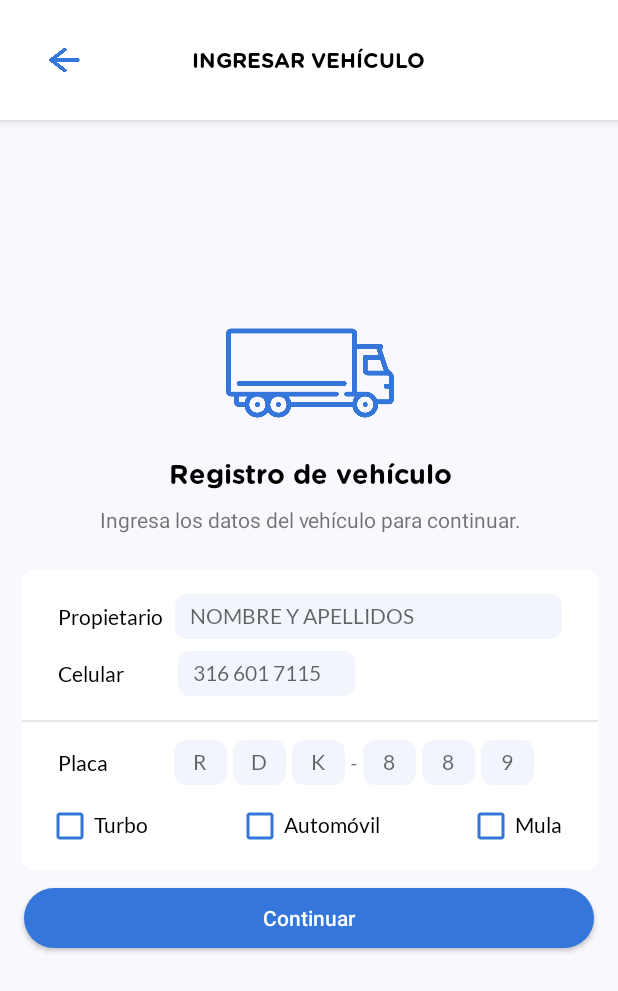
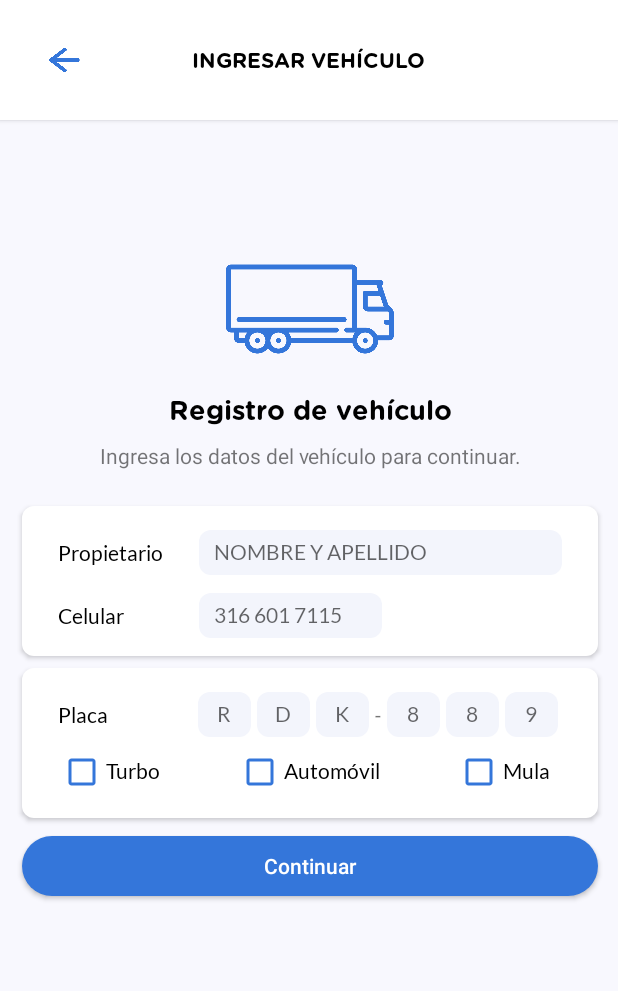
Before and after one commit to nicolaspenagos/parking-app, an Android app: the EnterVehicleActivity screen opened directly, with no data from a screen before it, on a phone screen of 412 x 824 dp. Shown: the top 991 px of the screen. Run offline under Robolectric (Android 15) with nearby library versions, the phone set to English and light mode, and no system bars; our stand-ins replace Firebase (no records; nobody signed in at launch, a user with empty details on screens opened directly).

Commit message:
Elevation UI has been fixed

```diff
--- a/app/src/main/java/com/example/parkingapp/VehicleAdapter.java
+++ b/app/src/main/java/com/example/parkingapp/VehicleAdapter.java
@@ -78,10 +78,13 @@ public class VehicleAdapter extends BaseAdapter {
         String plateToShow = "";
         for(int i=0; i<vehicle.getPlate().length(); i++){
 
-            if(i==3){
+            if(i!=3){
                 plateToShow += vehicle.getPlate().charAt(i);
             }else{
+
                 plateToShow += "-";
+                plateToShow += vehicle.getPlate().charAt(i);
+
             }
 
         }
--- a/app/src/main/res/layout/activity_change_password.xml
+++ b/app/src/main/res/layout/activity_change_password.xml
@@ -12,7 +12,7 @@
         android:layout_width="0dp"
         android:layout_height="80dp"
         android:background="#FFFFFF"
-        android:elevation="4dp"
+        android:elevation="2dp"
         app:layout_constraintEnd_toEndOf="parent"
         app:layout_constraintStart_toStartOf="parent"
         app:layout_constraintTop_toTopOf="parent">
@@ -101,7 +101,7 @@
             android:layout_marginTop="24dp"
             android:layout_marginEnd="24dp"
             android:background="@drawable/edit_text_background"
-            android:elevation="4dp"
+            android:elevation="2dp"
             android:ems="10"
             android:fontFamily="@font/lato_regular"
             android:hint="Nueva contraseña"
@@ -121,7 +121,7 @@
             android:layout_marginTop="12dp"
             android:layout_marginEnd="24dp"
             android:background="@drawable/edit_text_background"
-            android:elevation="4dp"
+            android:elevation="2dp"
             android:ems="10"
             android:fontFamily="@font/lato_regular"
             android:hint="Confirmar contraseña"
--- a/app/src/main/res/layout/activity_enter_vehicle.xml
+++ b/app/src/main/res/layout/activity_enter_vehicle.xml
@@ -12,7 +12,7 @@
         android:layout_width="0dp"
         android:layout_height="80dp"
         android:background="#FFFFFF"
-        android:elevation="4dp"
+        android:elevation="2dp"
         app:layout_constraintEnd_toEndOf="parent"
         app:layout_constraintStart_toStartOf="parent"
         app:layout_constraintTop_toTopOf="parent">
@@ -83,21 +83,22 @@
             app:layout_constraintTop_toBottomOf="@+id/textView13" />
 
         <androidx.constraintlayout.widget.ConstraintLayout
+            android:id="@+id/constraintLayout8"
             android:layout_width="0dp"
-            android:layout_height="200dp"
+            android:layout_height="100dp"
             android:layout_marginStart="16dp"
             android:layout_marginTop="24dp"
             android:layout_marginEnd="16dp"
             android:layout_marginBottom="8dp"
             android:background="@drawable/card_background"
-            android:elevation="4dp"
+            android:elevation="2dp"
             app:layout_constraintBottom_toBottomOf="parent"
             app:layout_constraintEnd_toEndOf="parent"
             app:layout_constraintStart_toStartOf="parent"
             app:layout_constraintTop_toBottomOf="@+id/textView14">
 
             <androidx.constraintlayout.widget.ConstraintLayout
-                android:id="@+id/constraintLayout10"
+                android:id="@+id/constraintLayout9"
                 android:layout_width="0dp"
                 android:layout_height="30dp"
                 android:layout_marginStart="24dp"
@@ -106,97 +107,6 @@
                 app:layout_constraintEnd_toEndOf="parent"
                 app:layout_constraintStart_toStartOf="parent"
                 app:layout_constraintTop_toTopOf="parent">
-
-                <TextView
-                    android:id="@+id/textView18"
-                    android:layout_width="wrap_content"
-                    android:layout_height="wrap_content"
-                    android:fontFamily="@font/lato_regular"
-                    android:text="Propietario"
-                    android:textColor="#000000"
-                    app:layout_constraintBottom_toBottomOf="parent"
-                    app:layout_constraintStart_toStartOf="parent"
-                    app:layout_constraintTop_toTopOf="parent" />
-
-                <EditText
-                    android:id="@+id/ownerNameEditText"
-                    android:layout_width="0dp"
-                    android:layout_height="0dp"
-                    android:layout_marginStart="8dp"
-                    android:background="@drawable/edit_text_plate_background"
-                    android:ems="10"
-                    android:fontFamily="@font/lato_regular"
-                    android:hint="NOMBRE Y APELLIDOS"
-                    android:inputType="textPersonName"
-                    android:paddingStart="10dp"
-                    android:textSize="14sp"
-                    app:layout_constraintBottom_toBottomOf="parent"
-                    app:layout_constraintEnd_toEndOf="parent"
-                    app:layout_constraintStart_toEndOf="@+id/textView18"
-                    app:layout_constraintTop_toTopOf="parent" />
-            </androidx.constraintlayout.widget.ConstraintLayout>
-
-            <androidx.constraintlayout.widget.ConstraintLayout
-                android:id="@+id/constraintLayout8"
-                android:layout_width="0dp"
-                android:layout_height="30dp"
-                android:layout_marginStart="24dp"
-                android:layout_marginTop="8dp"
-                android:layout_marginEnd="24dp"
-                app:layout_constraintEnd_toEndOf="parent"
-                app:layout_constraintStart_toStartOf="parent"
-                app:layout_constraintTop_toBottomOf="@+id/constraintLayout10">
-
-                <TextView
-                    android:id="@+id/textView15"
-                    android:layout_width="wrap_content"
-                    android:layout_height="wrap_content"
-                    android:fontFamily="@font/lato_regular"
-                    android:text="Celular"
-                    android:textColor="#000000"
-                    app:layout_constraintBottom_toBottomOf="parent"
-                    app:layout_constraintStart_toStartOf="parent"
-                    app:layout_constraintTop_toTopOf="parent" />
-
-                <EditText
-                    android:id="@+id/ownerPhoneEditText"
-                    android:layout_width="0dp"
-                    android:layout_height="0dp"
-                    android:layout_marginStart="36dp"
-                    android:layout_marginEnd="138dp"
-                    android:background="@drawable/edit_text_plate_background"
-                    android:ems="10"
-                    android:fontFamily="@font/lato_regular"
-                    android:hint="316 601 7115"
-                    android:inputType="textPersonName"
-                    android:paddingStart="10dp"
-                    android:textSize="14sp"
-                    app:layout_constraintBottom_toBottomOf="parent"
-                    app:layout_constraintEnd_toEndOf="parent"
-                    app:layout_constraintStart_toEndOf="@+id/textView15"
-                    app:layout_constraintTop_toTopOf="parent" />
-            </androidx.constraintlayout.widget.ConstraintLayout>
-
-            <View
-                android:id="@+id/view"
-                android:layout_width="0dp"
-                android:layout_height="1dp"
-                android:layout_marginTop="16dp"
-                android:background="#E8E7E7"
-                app:layout_constraintEnd_toEndOf="parent"
-                app:layout_constraintStart_toStartOf="parent"
-                app:layout_constraintTop_toBottomOf="@+id/constraintLayout8" />
-
-            <androidx.constraintlayout.widget.ConstraintLayout
-                android:id="@+id/constraintLayout9"
-                android:layout_width="0dp"
-                android:layout_height="30dp"
-                android:layout_marginStart="24dp"
-                android:layout_marginTop="12dp"
-                android:layout_marginEnd="24dp"
-                app:layout_constraintEnd_toEndOf="parent"
-                app:layout_constraintStart_toStartOf="parent"
-                app:layout_constraintTop_toBottomOf="@+id/view">
 
                 <TextView
                     android:id="@+id/textView16"
@@ -213,14 +123,14 @@
                     android:id="@+id/plate1EnterVehicleEditText"
                     android:layout_width="35dp"
                     android:layout_height="0dp"
-                    android:layout_marginStart="44dp"
+                    android:layout_marginStart="60dp"
                     android:background="@drawable/edit_text_plate_background"
                     android:ems="10"
                     android:fontFamily="@font/lato_regular"
                     android:hint="R"
+                    android:inputType="textCapCharacters"
                     android:textAlignment="center"
                     android:textSize="14sp"
-                    android:inputType="textCapCharacters"
                     app:layout_constraintBottom_toBottomOf="parent"
                     app:layout_constraintStart_toEndOf="@+id/textView16"
                     app:layout_constraintTop_toTopOf="parent" />
@@ -277,9 +187,9 @@
                     android:fontFamily="@font/lato_regular"
                     android:hint="8"
                     android:inputType="textPersonName"
+                    android:maxLength="1"
                     android:textAlignment="center"
                     android:textSize="14sp"
-                    android:maxLength="1"
                     app:layout_constraintBottom_toBottomOf="parent"
                     app:layout_constraintStart_toEndOf="@+id/textView17"
                     app:layout_constraintTop_toTopOf="parent" />
@@ -294,9 +204,9 @@
                     android:fontFamily="@font/lato_regular"
                     android:hint="8"
                     android:inputType="textPersonName"
+                    android:maxLength="1"
                     android:textAlignment="center"
                     android:textSize="14sp"
-                    android:maxLength="1"
                     app:layout_constraintBottom_toBottomOf="parent"
                     app:layout_constraintStart_toEndOf="@+id/plate4EnterVehicleEditText"
                     app:layout_constraintTop_toTopOf="parent" />
@@ -311,9 +221,9 @@
                     android:fontFamily="@font/lato_regular"
                     android:hint="9"
                     android:inputType="textPersonName"
+                    android:maxLength="1"
                     android:textAlignment="center"
                     android:textSize="14sp"
-                    android:maxLength="1"
                     app:layout_constraintBottom_toBottomOf="parent"
                     app:layout_constraintStart_toEndOf="@+id/plate5EnterVehicleEditText"
                     app:layout_constraintTop_toTopOf="parent" />
@@ -324,16 +234,17 @@
                 android:layout_width="0dp"
                 android:layout_height="30dp"
                 android:layout_marginStart="16dp"
-                android:layout_marginTop="12dp"
                 android:layout_marginEnd="24dp"
+                android:layout_marginBottom="16dp"
+                app:layout_constraintBottom_toBottomOf="parent"
                 app:layout_constraintEnd_toEndOf="parent"
-                app:layout_constraintStart_toStartOf="parent"
-                app:layout_constraintTop_toBottomOf="@+id/constraintLayout9">
+                app:layout_constraintStart_toStartOf="parent">
 
                 <CheckBox
                     android:id="@+id/turboCheckBox"
                     android:layout_width="wrap_content"
                     android:layout_height="wrap_content"
+                    android:layout_marginStart="8dp"
                     android:buttonTint="#3476DA"
                     android:fontFamily="@font/lato_regular"
                     android:text="Turbo"
@@ -357,6 +268,7 @@
                     android:id="@+id/mulaCheckBox"
                     android:layout_width="wrap_content"
                     android:layout_height="wrap_content"
+                    android:layout_marginEnd="8dp"
                     android:buttonTint="#3476DA"
                     android:fontFamily="@font/lato_regular"
                     android:text="Mula"
@@ -367,6 +279,99 @@
 
         </androidx.constraintlayout.widget.ConstraintLayout>
 
+        <androidx.constraintlayout.widget.ConstraintLayout
+            android:layout_width="0dp"
+            android:layout_height="100dp"
+            android:layout_marginStart="16dp"
+            android:layout_marginTop="24dp"
+            android:layout_marginEnd="16dp"
+            android:layout_marginBottom="8dp"
+            android:background="@drawable/card_background"
+            android:elevation="2dp"
+            app:layout_constraintBottom_toTopOf="@+id/constraintLayout8"
+            app:layout_constraintEnd_toEndOf="parent"
+            app:layout_constraintStart_toStartOf="parent"
+            app:layout_constraintTop_toBottomOf="@+id/textView14">
+
+            <androidx.constraintlayout.widget.ConstraintLayout
+                android:id="@+id/constraintLayout10"
+                android:layout_width="0dp"
+                android:layout_height="30dp"
+                android:layout_marginStart="24dp"
+                android:layout_marginTop="16dp"
+                android:layout_marginEnd="24dp"
+                app:layout_constraintEnd_toEndOf="parent"
+                app:layout_constraintStart_toStartOf="parent"
+                app:layout_constraintTop_toTopOf="parent">
+
+                <TextView
+                    android:id="@+id/textView18"
+                    android:layout_width="wrap_content"
+                    android:layout_height="wrap_content"
+                    android:fontFamily="@font/lato_regular"
+                    android:text="Propietario"
+                    android:textColor="#000000"
+                    app:layout_constraintBottom_toBottomOf="parent"
+                    app:layout_constraintStart_toStartOf="parent"
+                    app:layout_constraintTop_toTopOf="parent" />
+
+                <EditText
+                    android:id="@+id/ownerNameEditText"
+                    android:layout_width="0dp"
+                    android:layout_height="wrap_content"
+                    android:layout_marginStart="24dp"
+                    android:background="@drawable/edit_text_plate_background"
+                    android:ems="10"
+                    android:fontFamily="@font/lato_regular"
+                    android:hint="NOMBRE Y APELLIDO"
+                    android:inputType="textPersonName"
+                    android:paddingStart="10dp"
+                    android:textSize="14sp"
+                    app:layout_constraintBottom_toBottomOf="parent"
+                    app:layout_constraintEnd_toEndOf="parent"
+                    app:layout_constraintStart_toEndOf="@+id/textView18"
+                    app:layout_constraintTop_toTopOf="parent" />
+            </androidx.constraintlayout.widget.ConstraintLayout>
+
+            <androidx.constraintlayout.widget.ConstraintLayout
+                android:layout_width="0dp"
+                android:layout_height="30dp"
+                android:layout_marginStart="24dp"
+                android:layout_marginEnd="24dp"
+                app:layout_constraintBottom_toBottomOf="parent"
+                app:layout_constraintEnd_toEndOf="parent"
+                app:layout_constraintStart_toStartOf="parent"
+                app:layout_constraintTop_toBottomOf="@+id/constraintLayout10">
+
+                <TextView
+                    android:id="@+id/textView20"
+                    android:layout_width="wrap_content"
+                    android:layout_height="wrap_content"
+                    android:fontFamily="@font/lato_regular"
+                    android:text="Celular"
+                    android:textColor="#000000"
+                    app:layout_constraintBottom_toBottomOf="parent"
+                    app:layout_constraintStart_toStartOf="parent"
+                    app:layout_constraintTop_toTopOf="parent" />
+
+                <EditText
+                    android:id="@+id/ownerPhoneEditText"
+                    android:layout_width="0dp"
+                    android:layout_height="0dp"
+                    android:layout_marginStart="50dp"
+                    android:layout_marginEnd="120dp"
+                    android:background="@drawable/edit_text_plate_background"
+                    android:ems="10"
+                    android:fontFamily="@font/lato_regular"
+                    android:hint="316 601 7115"
+                    android:inputType="textPersonName"
+                    android:paddingStart="10dp"
+                    android:textSize="14sp"
+                    app:layout_constraintBottom_toBottomOf="parent"
+                    app:layout_constraintEnd_toEndOf="parent"
+                    app:layout_constraintStart_toEndOf="@+id/textView20"
+                    app:layout_constraintTop_toTopOf="parent" />
+            </androidx.constraintlayout.widget.ConstraintLayout>
         </androidx.constraintlayout.widget.ConstraintLayout>
 
         <Button
@@ -374,7 +379,7 @@
             android:layout_width="0dp"
             android:layout_height="40dp"
             android:layout_marginStart="16dp"
-        android:layout_marginTop="4dp"
+            android:layout_marginTop="12dp"
             android:layout_marginEnd="16dp"
             android:background="@drawable/button_background"
             android:text="Continuar"
@@ -382,6 +387,8 @@
             android:textColor="#FFFFFF"
             app:layout_constraintEnd_toEndOf="parent"
             app:layout_constraintStart_toStartOf="parent"
-        app:layout_constraintTop_toBottomOf="@+id/constraintLayout11" />
+            app:layout_constraintTop_toBottomOf="@+id/constraintLayout8" />
 
     </androidx.constraintlayout.widget.ConstraintLayout>
+
+</androidx.constraintlayout.widget.ConstraintLayout>
--- a/app/src/main/res/layout/activity_forgot_password.xml
+++ b/app/src/main/res/layout/activity_forgot_password.xml
@@ -12,7 +12,7 @@
         android:layout_width="0dp"
         android:layout_height="80dp"
         android:background="#FFFFFF"
-        android:elevation="4dp"
+        android:elevation="2dp"
         app:layout_constraintEnd_toEndOf="parent"
         app:layout_constraintStart_toStartOf="parent"
         app:layout_constraintTop_toTopOf="parent">
@@ -90,7 +90,7 @@
             android:layout_marginTop="24dp"
             android:layout_marginEnd="24dp"
             android:background="@drawable/edit_text_background"
-            android:elevation="4dp"
+            android:elevation="2dp"
             android:ems="10"
             android:hint="Correo electrónico"
             android:inputType="textPersonName"
--- a/app/src/main/res/layout/activity_home.xml
+++ b/app/src/main/res/layout/activity_home.xml
@@ -13,7 +13,7 @@
         android:layout_width="0dp"
         android:layout_height="80dp"
         android:background="#FFFFFF"
-        android:elevation="4dp"
+        android:elevation="2dp"
         app:layout_constraintEnd_toEndOf="parent"
         app:layout_constraintStart_toStartOf="parent"
         app:layout_constraintTop_toTopOf="parent">
@@ -68,7 +68,7 @@
         android:layout_height="44dp"
         android:layout_marginTop="16dp"
         android:background="#FFFFFF"
-        android:elevation="4dp"
+        android:elevation="2dp"
         app:layout_constraintEnd_toEndOf="parent"
         app:layout_constraintStart_toStartOf="parent"
         app:layout_constraintTop_toBottomOf="@+id/headerLayout">
@@ -139,7 +139,7 @@
             android:layout_marginTop="12dp"
             android:layout_marginBottom="8dp"
             android:background="@drawable/edit_text_background"
-            android:elevation="4dp"
+            android:elevation="2dp"
             app:layout_constraintBottom_toBottomOf="parent"
             app:layout_constraintStart_toStartOf="parent"
             app:layout_constraintTop_toBottomOf="@+id/enterVehicleButton">
--- a/app/src/main/res/layout/activity_main.xml
+++ b/app/src/main/res/layout/activity_main.xml
@@ -40,7 +40,7 @@
             android:layout_marginEnd="8dp"
             android:layout_marginBottom="8dp"
             android:background="@drawable/edit_text_background"
-            android:elevation="3dp"
+            android:elevation="2dp"
             android:ems="10"
             android:fontFamily="@font/lato_regular"
             android:hint="Correo electrónico"
@@ -61,7 +61,7 @@
             android:layout_marginEnd="8dp"
             android:layout_marginBottom="16dp"
             android:background="@drawable/edit_text_background"
-            android:elevation="3dp"
+            android:elevation="2dp"
             android:ems="10"
             android:fontFamily="@font/lato_regular"
             android:hint="Contraseña"
--- a/app/src/main/res/layout/activity_no_internet.xml
+++ b/app/src/main/res/layout/activity_no_internet.xml
@@ -12,7 +12,7 @@
         android:layout_width="0dp"
         android:layout_height="80dp"
         android:background="#FFFFFF"
-        android:elevation="4dp"
+        android:elevation="2dp"
         app:layout_constraintEnd_toEndOf="parent"
         app:layout_constraintStart_toStartOf="parent"
         app:layout_constraintTop_toTopOf="parent">
--- a/app/src/main/res/layout/activity_profile.xml
+++ b/app/src/main/res/layout/activity_profile.xml
@@ -12,7 +12,7 @@
         android:layout_width="0dp"
         android:layout_height="80dp"
         android:background="#FFFFFF"
-        android:elevation="4dp"
+        android:elevation="2dp"
         app:layout_constraintEnd_toEndOf="parent"
         app:layout_constraintStart_toStartOf="parent"
         app:layout_constraintTop_toTopOf="parent">
@@ -121,7 +121,7 @@
         android:layout_marginEnd="16dp"
         android:layout_marginBottom="8dp"
         android:background="@drawable/card_background"
-        android:elevation="4dp"
+        android:elevation="2dp"
         app:layout_constraintBottom_toTopOf="@+id/changePasswordButton"
         app:layout_constraintEnd_toEndOf="parent"
         app:layout_constraintStart_toStartOf="parent"
--- a/app/src/main/res/layout/row.xml
+++ b/app/src/main/res/layout/row.xml
@@ -6,8 +6,8 @@
     android:layout_height="wrap_content">
 
     <androidx.constraintlayout.widget.ConstraintLayout
-        android:layout_width="106dp"
-        android:layout_height="89dp"
+        android:layout_width="115dp"
+        android:layout_height="93dp"
         android:layout_marginStart="8dp"
         android:layout_marginTop="8dp"
         android:layout_marginEnd="8dp"
--- a/app/src/main/res/layout/spinner_item.xml
+++ /dev/null
@@ -1,6 +0,0 @@
-<?xml version="1.0" encoding="utf-8"?>
-<androidx.constraintlayout.widget.ConstraintLayout
-    xmlns:android="http://schemas.android.com/apk/res/android" android:layout_width="match_parent"
-    android:layout_height="match_parent">
-
-</androidx.constraintlayout.widget.ConstraintLayout>
```
Also changed, not shown: app/src/main/res/layout/activity_enter_vehicle_confirmation.xml (+4 -4 lines). Lines whose indentation alone changed are shown as unchanged.
